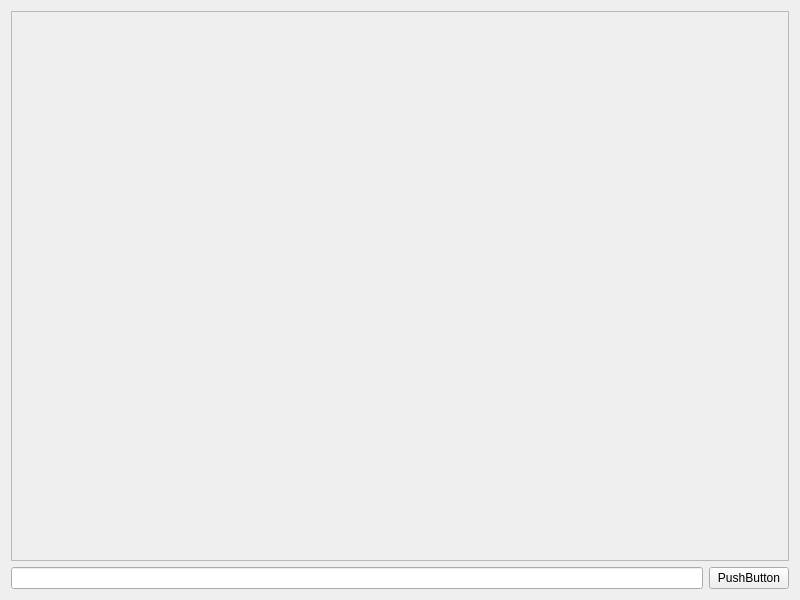
GG-crypto34/messanger, file client/widget.ui: the form before one commit.
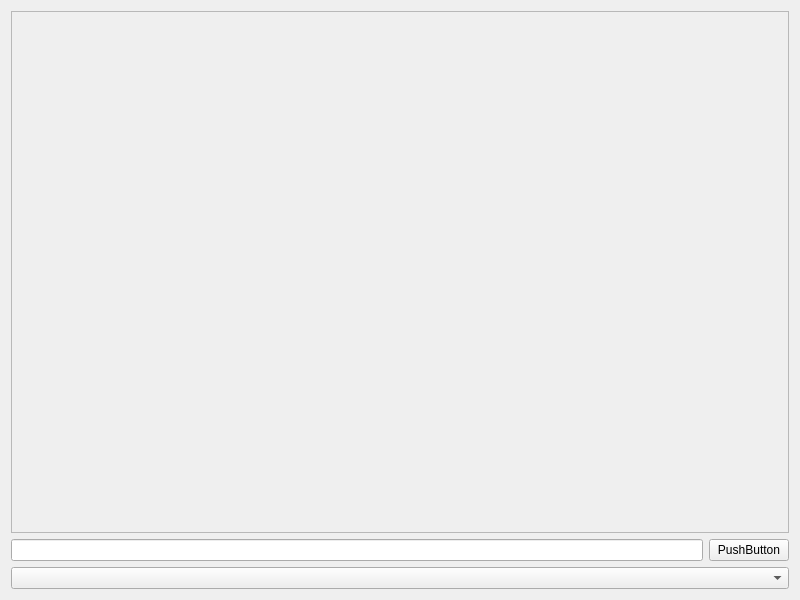
The form after the commit.

Patch:
```diff
--- a/client/widget.ui
+++ b/client/widget.ui
@@ -25,7 +25,7 @@
         <x>0</x>
         <y>0</y>
         <width>780</width>
-        <height>548</height>
+        <height>520</height>
        </rect>
       </property>
       <layout class="QVBoxLayout" name="verticalLayout_2"/>
@@ -46,6 +46,9 @@
      </item>
     </layout>
    </item>
+   <item>
+    <widget class="QComboBox" name="userslist"/>
+   </item>
   </layout>
  </widget>
  <resources/>
```
